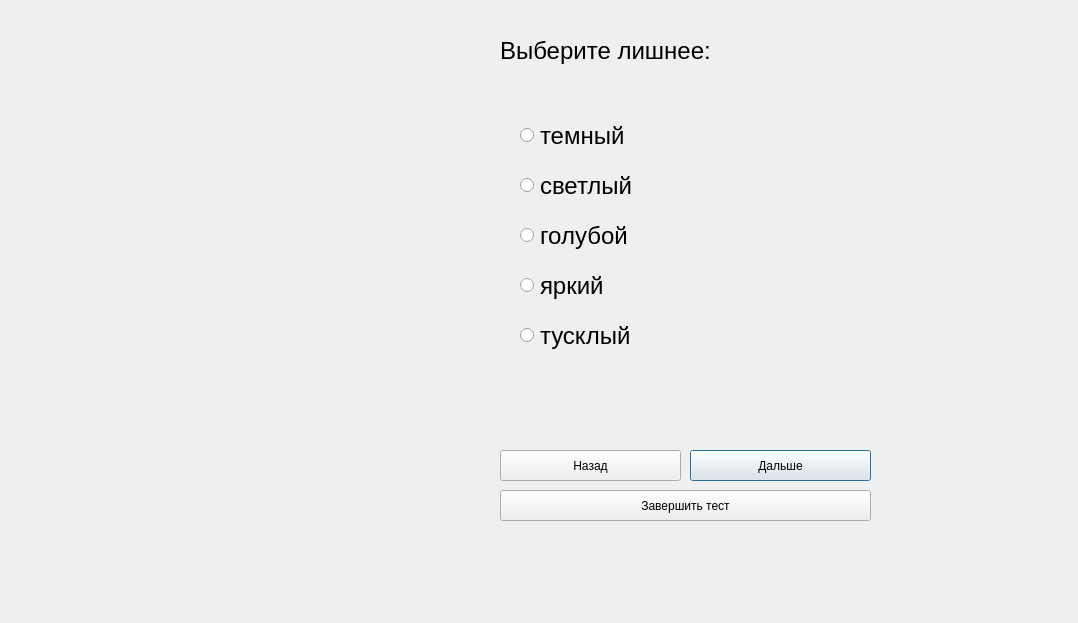
SACRED448/Group_Project-UP-, file DMCF/testform32.ui: the form before one commit.
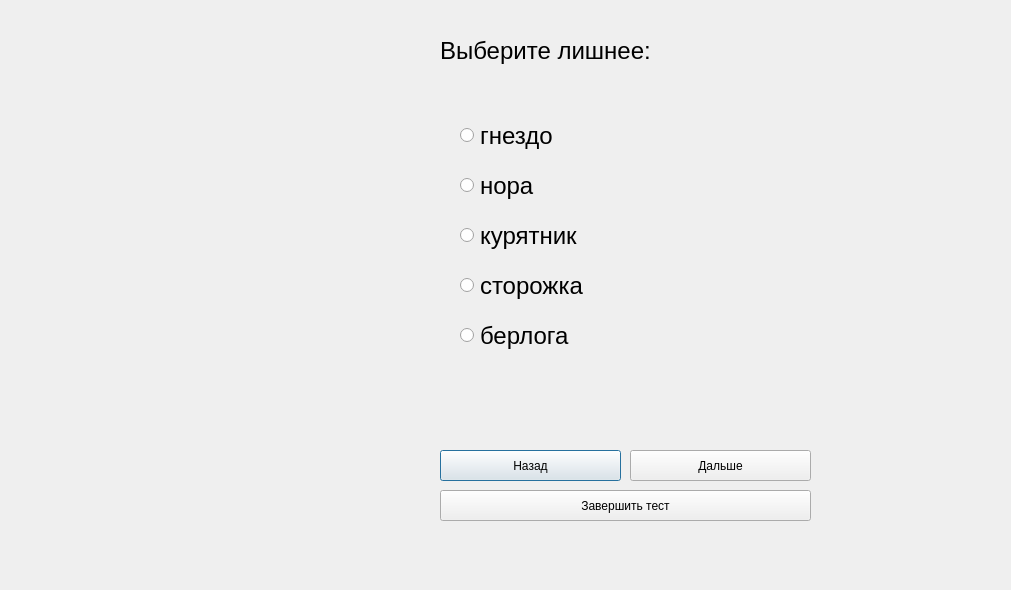
The form after the commit.

```diff
--- a/DMCF/testform32.ui
+++ b/DMCF/testform32.ui
@@ -1,13 +1,13 @@
 <?xml version="1.0" encoding="UTF-8"?>
 <ui version="4.0">
- <class>testform32</class>
- <widget class="QDialog" name="testform32">
+ <class>TestForm32</class>
+ <widget class="QDialog" name="TestForm32">
   <property name="geometry">
    <rect>
     <x>0</x>
     <y>0</y>
-    <width>1078</width>
-    <height>623</height>
+    <width>1011</width>
+    <height>590</height>
    </rect>
   </property>
   <property name="windowTitle">
@@ -16,7 +16,7 @@
   <widget class="QRadioButton" name="radioButton_4">
    <property name="geometry">
     <rect>
-     <x>520</x>
+     <x>460</x>
      <y>270</y>
      <width>301</width>
      <height>31</height>
@@ -34,37 +34,26 @@
     <string/>
    </property>
    <property name="text">
-    <string>яркий</string>
+    <string>сторожка</string>
    </property>
   </widget>
-  <widget class="QRadioButton" name="radioButton_5">
+  <widget class="QLabel" name="image">
    <property name="geometry">
     <rect>
-     <x>520</x>
-     <y>320</y>
-     <width>301</width>
-     <height>31</height>
+     <x>0</x>
+     <y>80</y>
+     <width>411</width>
+     <height>331</height>
     </rect>
    </property>
-   <property name="font">
-    <font>
-     <pointsize>18</pointsize>
-    </font>
-   </property>
-   <property name="acceptDrops">
-    <bool>false</bool>
-   </property>
-   <property name="toolTip">
-    <string/>
-   </property>
    <property name="text">
-    <string>тусклый</string>
+    <string/>
    </property>
   </widget>
   <widget class="QRadioButton" name="radioButton">
    <property name="geometry">
     <rect>
-     <x>520</x>
+     <x>460</x>
      <y>120</y>
      <width>431</width>
      <height>31</height>
@@ -82,13 +71,121 @@
     <string/>
    </property>
    <property name="text">
-    <string>темный</string>
+    <string>гнездо</string>
+   </property>
+  </widget>
+  <widget class="QRadioButton" name="radioButton_2">
+   <property name="geometry">
+    <rect>
+     <x>460</x>
+     <y>170</y>
+     <width>421</width>
+     <height>31</height>
+    </rect>
+   </property>
+   <property name="font">
+    <font>
+     <pointsize>18</pointsize>
+    </font>
+   </property>
+   <property name="layoutDirection">
+    <enum>Qt::LeftToRight</enum>
+   </property>
+   <property name="text">
+    <string>нора</string>
+   </property>
+  </widget>
+  <widget class="QPushButton" name="back_pushButton">
+   <property name="geometry">
+    <rect>
+     <x>440</x>
+     <y>450</y>
+     <width>181</width>
+     <height>31</height>
+    </rect>
+   </property>
+   <property name="text">
+    <string>Назад</string>
+   </property>
+  </widget>
+  <widget class="QPushButton" name="finish_pushButton">
+   <property name="geometry">
+    <rect>
+     <x>440</x>
+     <y>490</y>
+     <width>371</width>
+     <height>31</height>
+    </rect>
+   </property>
+   <property name="text">
+    <string>Завершить тест</string>
+   </property>
+  </widget>
+  <widget class="QRadioButton" name="radioButton_3">
+   <property name="geometry">
+    <rect>
+     <x>460</x>
+     <y>220</y>
+     <width>421</width>
+     <height>31</height>
+    </rect>
+   </property>
+   <property name="font">
+    <font>
+     <pointsize>18</pointsize>
+    </font>
+   </property>
+   <property name="acceptDrops">
+    <bool>false</bool>
+   </property>
+   <property name="toolTip">
+    <string/>
+   </property>
+   <property name="text">
+    <string>курятник</string>
+   </property>
+  </widget>
+  <widget class="QRadioButton" name="radioButton_5">
+   <property name="geometry">
+    <rect>
+     <x>460</x>
+     <y>320</y>
+     <width>301</width>
+     <height>31</height>
+    </rect>
+   </property>
+   <property name="font">
+    <font>
+     <pointsize>18</pointsize>
+    </font>
+   </property>
+   <property name="acceptDrops">
+    <bool>false</bool>
+   </property>
+   <property name="toolTip">
+    <string/>
+   </property>
+   <property name="text">
+    <string>берлога</string>
+   </property>
+  </widget>
+  <widget class="QPushButton" name="next_pushButton">
+   <property name="geometry">
+    <rect>
+     <x>630</x>
+     <y>450</y>
+     <width>181</width>
+     <height>31</height>
+    </rect>
+   </property>
+   <property name="text">
+    <string>Дальше</string>
    </property>
   </widget>
   <widget class="QLabel" name="question">
    <property name="geometry">
     <rect>
-     <x>500</x>
+     <x>440</x>
      <y>0</y>
      <width>551</width>
      <height>101</height>
@@ -139,103 +236,6 @@
     <bool>false</bool>
    </property>
   </widget>
-  <widget class="QRadioButton" name="radioButton_2">
-   <property name="geometry">
-    <rect>
-     <x>520</x>
-     <y>170</y>
-     <width>421</width>
-     <height>31</height>
-    </rect>
-   </property>
-   <property name="font">
-    <font>
-     <pointsize>18</pointsize>
-    </font>
-   </property>
-   <property name="layoutDirection">
-    <enum>Qt::LeftToRight</enum>
-   </property>
-   <property name="text">
-    <string>светлый</string>
-   </property>
-  </widget>
-  <widget class="QPushButton" name="next_pushButton_2">
-   <property name="geometry">
-    <rect>
-     <x>690</x>
-     <y>450</y>
-     <width>181</width>
-     <height>31</height>
-    </rect>
-   </property>
-   <property name="text">
-    <string>Дальше</string>
-   </property>
-  </widget>
-  <widget class="QLabel" name="image">
-   <property name="geometry">
-    <rect>
-     <x>60</x>
-     <y>80</y>
-     <width>411</width>
-     <height>331</height>
-    </rect>
-   </property>
-   <property name="text">
-    <string/>
-   </property>
-  </widget>
-  <widget class="QRadioButton" name="radioButton_3">
-   <property name="geometry">
-    <rect>
-     <x>520</x>
-     <y>220</y>
-     <width>421</width>
-     <height>31</height>
-    </rect>
-   </property>
-   <property name="font">
-    <font>
-     <pointsize>18</pointsize>
-    </font>
-   </property>
-   <property name="acceptDrops">
-    <bool>false</bool>
-   </property>
-   <property name="toolTip">
-    <string/>
-   </property>
-   <property name="text">
-    <string>голубой</string>
-   </property>
-  </widget>
-  <widget class="QPushButton" name="finish_pushButton">
-   <property name="geometry">
-    <rect>
-     <x>500</x>
-     <y>490</y>
-     <width>371</width>
-     <height>31</height>
-    </rect>
-   </property>
-   <property name="text">
-    <string>Завершить тест</string>
-   </property>
-  </widget>
-  <widget class="QPushButton" name="back_pushButton">
-   <property name="geometry">
-    <rect>
-     <x>500</x>
-     <y>450</y>
-     <width>181</width>
-     <height>31</height>
-    </rect>
-   </property>
-   <property name="text">
-    <string>Назад</string>
-   </property>
-  </widget>
  </widget>
  <resources/>
  <connections/>
```
